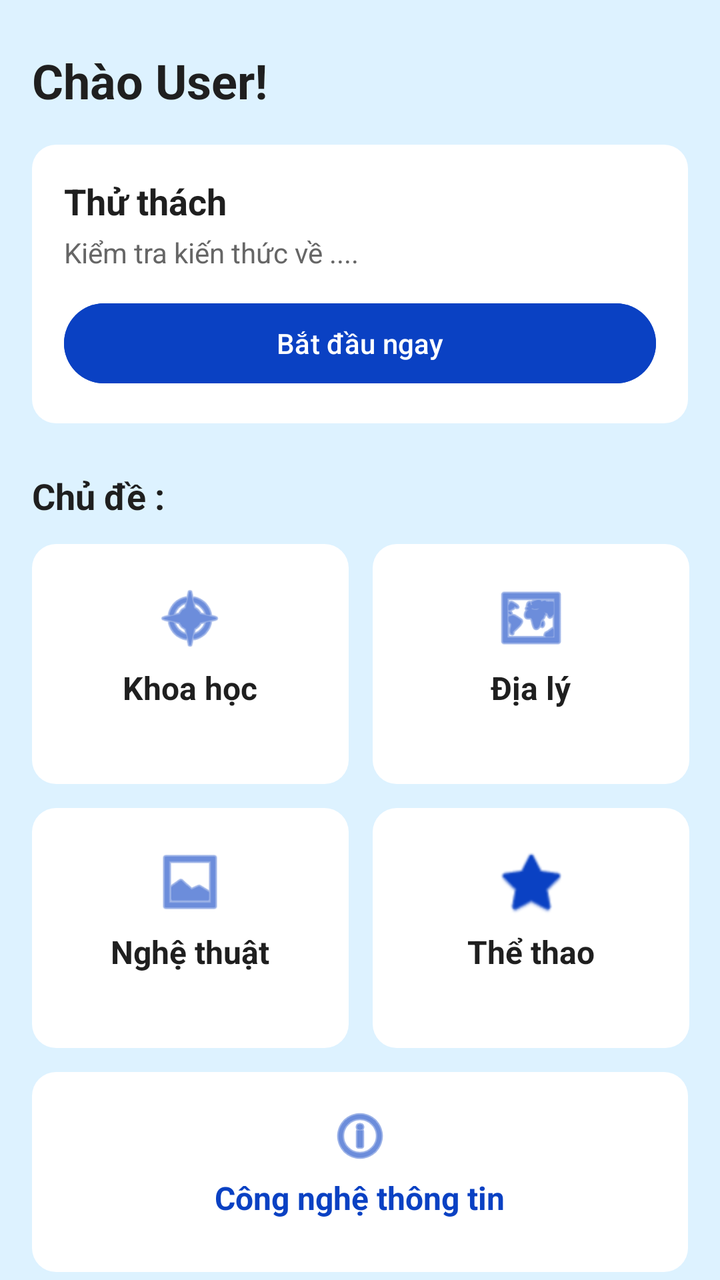
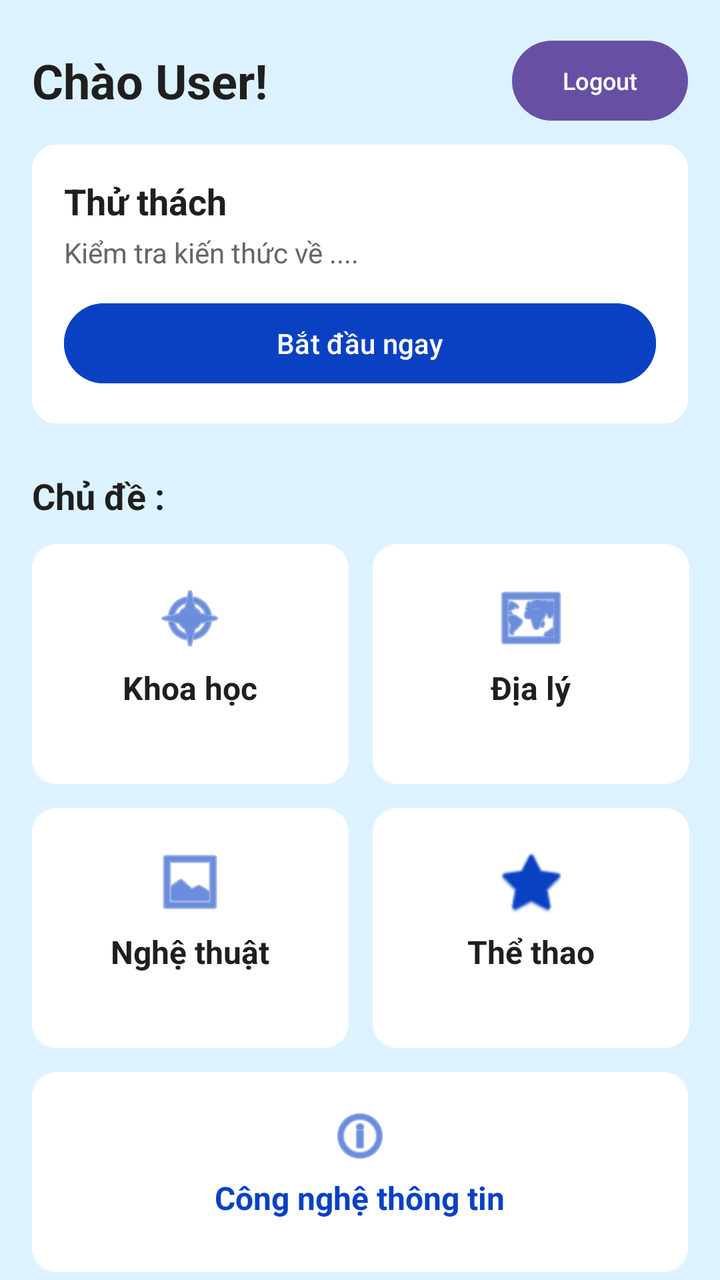

An Android layout rendered at two revisions. The XML below is the earlier revision; the diff shows what the commit changed to produce the second picture.
<!-- AndroidManifest.xml: application theme Theme.QuizzApp -->
<!-- res/layout/fragment_home.xml -->
<?xml version="1.0" encoding="utf-8"?>
<androidx.constraintlayout.widget.ConstraintLayout
    xmlns:android="http://schemas.android.com/apk/res/android"
    xmlns:app="http://schemas.android.com/apk/res-auto"
    xmlns:tools="http://tools.android.com/tools"
    android:layout_width="match_parent"
    android:layout_height="match_parent"
    android:background="@color/quiz_background"
    tools:context=".HomeFragment">

    <TextView
        android:id="@+id/tvWelcome"
        android:layout_width="wrap_content"
        android:layout_height="wrap_content"
        android:layout_marginStart="16dp"
        android:layout_marginTop="24dp"
        android:text="Chào User!"
        android:textColor="@color/text_dark"
        android:textSize="24sp"
        android:textStyle="bold"
        app:layout_constraintStart_toStartOf="parent"
        app:layout_constraintTop_toTopOf="parent" />

    <androidx.constraintlayout.widget.ConstraintLayout
        android:id="@+id/layoutBanner"
        android:layout_width="0dp"
        android:layout_height="wrap_content"
        android:layout_marginHorizontal="16dp"
        android:layout_marginTop="16dp"
        android:background="@drawable/bg_white_card"
        android:padding="16dp"
        app:layout_constraintEnd_toEndOf="parent"
        app:layout_constraintStart_toStartOf="parent"
        app:layout_constraintTop_toBottomOf="@id/tvWelcome">

        <TextView
            android:id="@+id/tvBannerTitle"
            android:layout_width="wrap_content"
            android:layout_height="wrap_content"
            android:text="Thử thách"
            android:textColor="@color/text_dark"
            android:textSize="18sp"
            android:textStyle="bold"
            app:layout_constraintStart_toStartOf="parent"
            app:layout_constraintTop_toTopOf="parent" />

        <TextView
            android:id="@+id/tvBannerDesc"
            android:layout_width="0dp"
            android:layout_height="wrap_content"
            android:layout_marginTop="4dp"
            android:text="Kiểm tra kiến thức về ...."
            android:textColor="@color/text_muted"
            android:textSize="14sp"
            app:layout_constraintEnd_toEndOf="parent"
            app:layout_constraintStart_toStartOf="parent"
            app:layout_constraintTop_toBottomOf="@id/tvBannerTitle" />

        <Button
            android:id="@+id/btnStartBanner"
            android:layout_width="0dp"
            android:layout_height="wrap_content"
            android:layout_marginTop="12dp"
            android:backgroundTint="@color/quiz_primary"
            android:text="Bắt đầu ngay"
            android:textColor="@color/white"
            app:layout_constraintEnd_toEndOf="parent"
            app:layout_constraintStart_toStartOf="parent"
            app:layout_constraintTop_toBottomOf="@id/tvBannerDesc" />

    </androidx.constraintlayout.widget.ConstraintLayout>

    <TextView
        android:id="@+id/tvSectionTitle"
        android:layout_width="wrap_content"
        android:layout_height="wrap_content"
        android:layout_marginStart="16dp"
        android:layout_marginTop="24dp"
        android:text="Chủ đề :"
        android:textColor="@color/text_dark"
        android:textSize="18sp"
        android:textStyle="bold"
        app:layout_constraintStart_toStartOf="parent"
        app:layout_constraintTop_toBottomOf="@id/layoutBanner" />

    <LinearLayout
        android:id="@+id/layoutScience"
        android:layout_width="0dp"
        android:layout_height="120dp"
        android:layout_marginStart="16dp"
        android:layout_marginTop="12dp"
        android:layout_marginEnd="6dp"
        android:background="@drawable/bg_white_card"
        android:gravity="center"
        android:orientation="vertical"
        android:padding="12dp"
        app:layout_constraintEnd_toStartOf="@+id/layoutGeography"
        app:layout_constraintHorizontal_chainStyle="spread"
        app:layout_constraintStart_toStartOf="parent"
        app:layout_constraintTop_toBottomOf="@id/tvSectionTitle"
        app:layout_constraintWidth_percent="0.44">

        <ImageView
            android:layout_width="36dp"
            android:layout_height="36dp"
            android:src="@android:drawable/ic_menu_compass"
            app:tint="@color/quiz_primary" />

        <TextView
            android:layout_width="wrap_content"
            android:layout_height="wrap_content"
            android:layout_marginTop="6dp"
            android:text="Khoa học"
            android:textColor="@color/text_dark"
            android:textStyle="bold"
            android:textSize="16sp"/>
        <TextView
            android:layout_width="wrap_content"
            android:layout_height="wrap_content"
            android:layout_marginTop="2dp"
            android:textColor="@color/text_muted"
            android:textSize="12sp"/>
    </LinearLayout>

    <LinearLayout
        android:id="@+id/layoutGeography"
        android:layout_width="0dp"
        android:layout_height="120dp"
        android:layout_marginStart="6dp"
        android:layout_marginTop="12dp"
        android:layout_marginEnd="16dp"
        android:background="@drawable/bg_white_card"
        android:gravity="center"
        android:orientation="vertical"
        android:padding="12dp"
        app:layout_constraintEnd_toEndOf="parent"
        app:layout_constraintStart_toEndOf="@+id/layoutScience"
        app:layout_constraintTop_toBottomOf="@id/tvSectionTitle"
        app:layout_constraintWidth_percent="0.44">

        <ImageView
            android:layout_width="36dp"
            android:layout_height="36dp"
            android:src="@android:drawable/ic_menu_mapmode"
            app:tint="@color/quiz_primary" />

        <TextView
            android:layout_width="wrap_content"
            android:layout_height="wrap_content"
            android:layout_marginTop="6dp"
            android:text="Địa lý"
            android:textColor="@color/text_dark"
            android:textStyle="bold"
            android:textSize="16sp"/>
        <TextView
            android:layout_width="wrap_content"
            android:layout_height="wrap_content"
            android:layout_marginTop="2dp"
            android:textColor="@color/text_muted"
            android:textSize="12sp"/>
    </LinearLayout>

    <LinearLayout
        android:id="@+id/layoutArt"
        android:layout_width="0dp"
        android:layout_height="120dp"
        android:layout_marginStart="16dp"
        android:layout_marginTop="12dp"
        android:layout_marginEnd="6dp"
        android:background="@drawable/bg_white_card"
        android:gravity="center"
        android:orientation="vertical"
        android:padding="12dp"
        app:layout_constraintEnd_toStartOf="@+id/layoutSports"
        app:layout_constraintStart_toStartOf="parent"
        app:layout_constraintTop_toBottomOf="@id/layoutScience"
        app:layout_constraintWidth_percent="0.44">

        <ImageView
            android:layout_width="36dp"
            android:layout_height="36dp"
            android:src="@android:drawable/ic_menu_gallery"
            app:tint="@color/quiz_primary" />

        <TextView
            android:layout_width="wrap_content"
            android:layout_height="wrap_content"
            android:layout_marginTop="6dp"
            android:text="Nghệ thuật"
            android:textColor="@color/text_dark"
            android:textStyle="bold"
            android:textSize="16sp"/>
        <TextView
            android:layout_width="wrap_content"
            android:layout_height="wrap_content"
            android:layout_marginTop="2dp"
            android:textColor="@color/text_muted"
            android:textSize="12sp"/>
    </LinearLayout>

    <LinearLayout
        android:id="@+id/layoutSports"
        android:layout_width="0dp"
        android:layout_height="120dp"
        android:layout_marginStart="6dp"
        android:layout_marginTop="12dp"
        android:layout_marginEnd="16dp"
        android:background="@drawable/bg_white_card"
        android:gravity="center"
        android:orientation="vertical"
        android:padding="12dp"
        app:layout_constraintEnd_toEndOf="parent"
        app:layout_constraintStart_toEndOf="@+id/layoutArt"
        app:layout_constraintTop_toBottomOf="@id/layoutGeography"
        app:layout_constraintWidth_percent="0.44">

        <ImageView
            android:layout_width="36dp"
            android:layout_height="36dp"
            android:src="@android:drawable/btn_star"
            app:tint="@color/quiz_primary" />

        <TextView
            android:layout_width="wrap_content"
            android:layout_height="wrap_content"
            android:layout_marginTop="6dp"
            android:text="Thể thao"
            android:textColor="@color/text_dark"
            android:textStyle="bold"
            android:textSize="16sp"/>
        <TextView
            android:layout_width="wrap_content"
            android:layout_height="wrap_content"
            android:layout_marginTop="2dp"
            android:textColor="@color/text_muted"
            android:textSize="12sp"/>
    </LinearLayout>

    <LinearLayout
        android:id="@+id/layoutIT"
        android:layout_width="0dp"
        android:layout_height="100dp"
        android:layout_marginStart="16dp"
        android:layout_marginTop="12dp"
        android:layout_marginEnd="16dp"
        android:background="@drawable/bg_white_card"
        android:gravity="center"
        android:orientation="vertical"
        android:padding="16dp"
        app:layout_constraintEnd_toEndOf="parent"
        app:layout_constraintStart_toStartOf="parent"
        app:layout_constraintTop_toBottomOf="@id/layoutArt">

        <ImageView
            android:layout_width="32dp"
            android:layout_height="32dp"
            android:src="@android:drawable/ic_menu_info_details"
            app:tint="@color/quiz_primary" />

        <TextView
            android:layout_width="wrap_content"
            android:layout_height="wrap_content"
            android:layout_marginTop="4dp"
            android:text="Công nghệ thông tin"
            android:textColor="@color/quiz_primary"
            android:textStyle="bold"
            android:textSize="16sp"/>
        <TextView
            android:layout_width="wrap_content"
            android:layout_height="wrap_content"
            android:layout_marginTop="2dp"
            android:textColor="@color/text_muted"
            android:textSize="12sp"/>
    </LinearLayout>

</androidx.constraintlayout.widget.ConstraintLayout>
<!-- resources referenced by this layout -->
<resources>
  <color name="quiz_background">#DDF2FF</color>
  <color name="quiz_primary">#0A41C3</color>
  <color name="text_dark">#1F1F1F</color>
  <color name="text_muted">#666666</color>
  <color name="white">#FFFFFFFF</color>
  <!-- drawable bg_white_card (drawable) -->
  <?xml version="1.0" encoding="utf-8"?>
  <selector xmlns:android="http://schemas.android.com/apk/res/android">
      <item>
          <shape android:shape="rectangle">
              <solid android:color="@color/white" />
              <corners android:radius="12dp" />
          </shape>
      </item>
  </selector>
  <style name="Theme.QuizzApp" parent="Base.Theme.QuizzApp" />
  <style name="Base.Theme.QuizzApp" parent="Theme.Material3.DayNight.NoActionBar">
          
          
      </style>
</resources>

<!-- the commit's change to res/layout/fragment_home.xml (unified diff, before → after) -->
@@ -21,6 +21,18 @@
         app:layout_constraintStart_toStartOf="parent"
         app:layout_constraintTop_toTopOf="parent" />
 
+    <Button
+        android:id="@+id/btnLogout"
+        android:layout_width="wrap_content"
+        android:layout_height="wrap_content"
+        android:layout_marginEnd="16dp"
+        android:text="Logout"
+        android:textSize="12sp"
+        android:textColor="@color/white"
+        app:layout_constraintBottom_toBottomOf="@id/tvWelcome"
+        app:layout_constraintEnd_toEndOf="parent"
+        app:layout_constraintTop_toTopOf="@id/tvWelcome" />
+
     <androidx.constraintlayout.widget.ConstraintLayout
         android:id="@+id/layoutBanner"
         android:layout_width="0dp"
